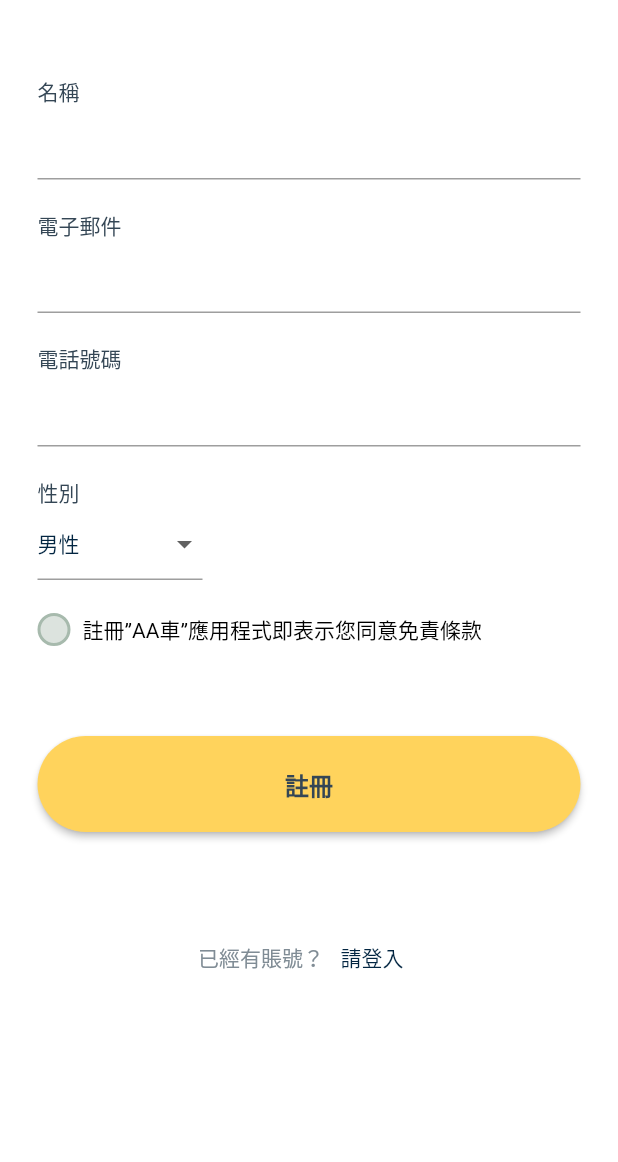
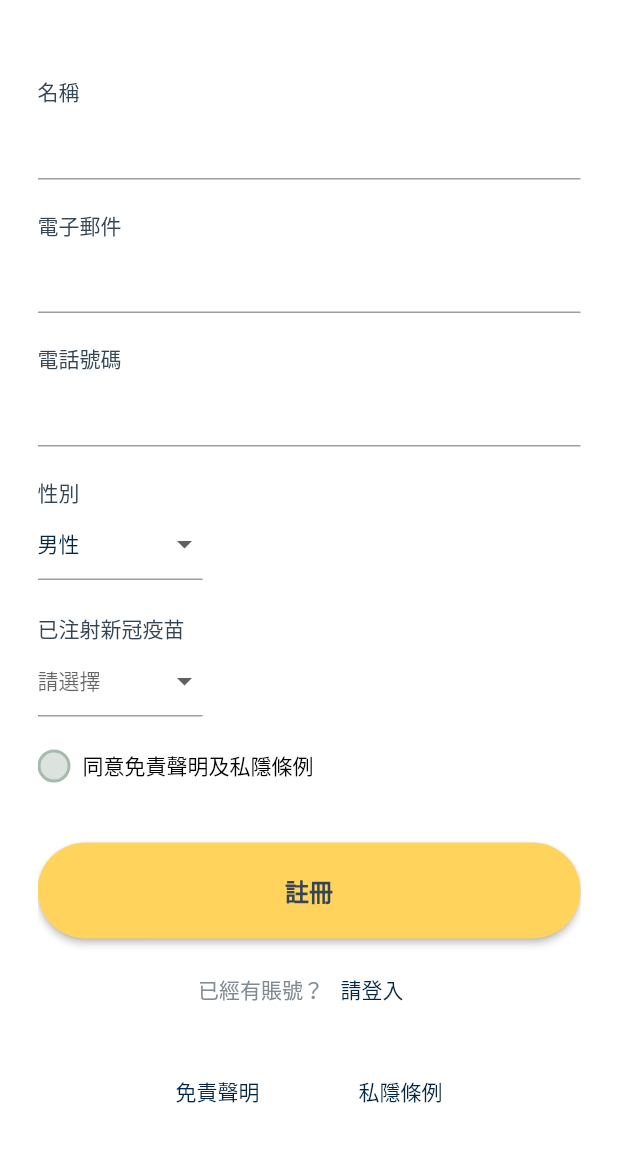
Before and after one commit to ovidiumunteanu/hk_flutter_sharecab, a Flutter app: the Register screen opened directly, on a phone screen of 412 x 824 dp, the part 68-1230 px from its top. Run offline on Flutter 3.47's test engine with Material 2 defaults, Android fonts, the phone set to English and light mode, and no system bars; our stand-ins replace cloud_firestore, curved_navigation_bar, dotted_line, firebase_auth, firebase_messaging, flutter_spinkit and 7 more; missing offline and left inert: dart:ffi, geocoder, keyboard_visibility; accounts and stored records are empty; project files that could hold a hidden picture were left out.

Commit message:
ui work, term policy screen,

```diff
--- a/lib/screens/authenticate/phoneverify.dart
+++ b/lib/screens/authenticate/phoneverify.dart
@@ -17,6 +17,7 @@ class PhoneVerify extends StatefulWidget {
   String userName;
   String email;
   String sex;
+  String covid;
   int forceCodeResend = -1;
   PhoneVerify(
       {this.PhoneNumber,
@@ -24,6 +25,7 @@ class PhoneVerify extends StatefulWidget {
       this.userName,
       this.email,
       this.sex,
+      this.covid,
       this.forceCodeResend});
   @override
   _PhoneVerifyState createState() => _PhoneVerifyState();
@@ -139,7 +141,9 @@ class _PhoneVerifyState extends State<PhoneVerify> {
                 email: widget.email,
                 phone: widget.PhoneNumber,
                 name: widget.userName,
-                sex: widget.sex);
+                sex: widget.sex,
+                covid: widget.covid
+                );
             Navigator.pop(context);
           }
         }
--- a/lib/screens/authenticate/register.dart
+++ b/lib/screens/authenticate/register.dart
@@ -3,6 +3,7 @@ import 'package:flutter/services.dart';
 import 'package:firebase_auth/firebase_auth.dart';
 import 'package:progress_dialog/progress_dialog.dart';
 import 'package:shareacab/main.dart';
+import 'package:shareacab/screens/term_policy/term_policy.dart';
 import 'package:shareacab/services/auth.dart';
 import 'package:shareacab/services/database.dart';
 import 'package:shareacab/shared/loading.dart';
@@ -34,9 +35,14 @@ class _RegisterState extends State<Register> {
   String email = '';
   String name = '';
   String sex = '男性';
+  String covid;
   String verify = '';
 
-  final List<String> _sex = [ '男性', '女性',];
+  final List<String> _sex = [
+    '男性',
+    '女性',
+  ];
+  final List<String> _covid = ['已注射第一針', '已注射第二針', '已注射第三針'];
 
   bool isPolicyChecked = false;
 
@@ -247,6 +253,28 @@ class _RegisterState extends State<Register> {
                                   height: 20,
                                 ),
                                 Row(
+                                  mainAxisAlignment: MainAxisAlignment.start,
+                                  children: [
+                                    SizedBox(
+                                      width: 110,
+                                      child: DropdownInput(
+                                        label: '已注射新冠疫苗',
+                                        hint: '請選擇',
+                                        curItem: covid,
+                                        items: _covid,
+                                        onChange: (newValue) {
+                                          setState(() {
+                                            covid = newValue;
+                                          });
+                                        },
+                                      ),
+                                    )
+                                  ],
+                                ),
+                                SizedBox(
+                                  height: 20,
+                                ),
+                                Row(
                                     mainAxisAlignment: MainAxisAlignment.start,
                                     children: [
                                       InkWell(
@@ -282,7 +310,7 @@ class _RegisterState extends State<Register> {
                                                 width: 8,
                                               ),
                                               Text(
-                                                '註冊”AA車”應用程式即表示您同意免責條款',
+                                                '同意免責聲明及私隱條例',
                                                 style: TextStyle(
                                                     fontSize: 14,
                                                     color: Colors.black),
@@ -290,7 +318,7 @@ class _RegisterState extends State<Register> {
                                             ],
                                           )),
                                     ]),
-                                SizedBox(height: 60.0),
+                                SizedBox(height: 40.0),
                                 MainBtn(
                                   label: '註冊',
                                   height: 64,
@@ -298,7 +326,7 @@ class _RegisterState extends State<Register> {
                                     onRegister();
                                   },
                                 ),
-                                SizedBox(height: 60.0),
+                                SizedBox(height: 10.0),
                                 Row(
                                   mainAxisAlignment: MainAxisAlignment.center,
                                   children: [
@@ -325,6 +353,47 @@ class _RegisterState extends State<Register> {
                                   ],
                                 ),
                                 SizedBox(height: 20.0),
+                                Row(
+                                  mainAxisAlignment: MainAxisAlignment.center,
+                                  children: [
+                                    TextButton(
+                                        onPressed: () {
+                                         Navigator.push(
+                                              context,
+                                              MaterialPageRoute(
+                                                  builder: (context) =>
+                                                      TermPolicy(
+                                                          isTerm: true)));
+                                        },
+                                        child: Text(
+                                          '免責聲明',
+                                          style: TextStyle(
+                                            fontSize: 14,
+                                            fontWeight: FontWeight.w500,
+                                            color: text_color1,
+                                          ),
+                                        )),
+                                    SizedBox(width: 50.0),
+                                    TextButton(
+                                        onPressed: () {
+                                          Navigator.push(
+                                              context,
+                                              MaterialPageRoute(
+                                                  builder: (context) =>
+                                                      TermPolicy(
+                                                          isTerm: false)));
+                                        },
+                                        child: Text(
+                                          '私隱條例',
+                                          style: TextStyle(
+                                            fontSize: 14,
+                                            fontWeight: FontWeight.w500,
+                                            color: text_color1,
+                                          ),
+                                        ))
+                                  ],
+                                ),
+                                SizedBox(height: 20.0),
                               ],
                             ),
                           ),
--- a/lib/screens/tripslist.dart
+++ b/lib/screens/tripslist.dart
@@ -118,6 +118,7 @@ class _TripsListState extends State<TripsList>
                         final docData = snapshot.data.documents[index];
                         final docId = docData.documentID;
 
+                        final transportation = docData.data['transportation'];
                         final departure = docData.data['departure'];
                         final destination = docData.data['destination'];
                         final departure_location =
@@ -157,6 +158,7 @@ class _TripsListState extends State<TripsList>
                                 margin: EdgeInsets.symmetric(
                                     vertical: 2, horizontal: 0),
                                 child: TripItem(
+                                  transportation: transportation,
                                   departure:
                                       departure, // snapshot.data.documents[index].data['departure'],
                                   destination:
--- a/lib/services/auth.dart
+++ b/lib/services/auth.dart
@@ -36,9 +36,9 @@ class AuthService {
     await result.user.sendEmailVerification();
   }
 
-  Future<void> registerUser({String userid, String email, String phone, String name, String sex}) async {
+  Future<void> registerUser({String userid, String email, String phone, String name, String sex, String covid}) async {
     // creating a new document for user
-    await DatabaseService(uid: userid).enterUserData(name: name, mobileNumber: phone, email: email, sex: sex);
+    await DatabaseService(uid: userid).enterUserData(name: name, mobileNumber: phone, email: email, sex: sex, covid: covid);
   }
 
   Future<void> updateUser({String userid, String email, String phone, String name, String sex}) async {
--- a/lib/services/database.dart
+++ b/lib/services/database.dart
@@ -22,12 +22,13 @@ class DatabaseService {
 
   // Enter user data (W=1, R=0)
   Future enterUserData(
-      {String name, String mobileNumber, String email, String sex}) async {
+      {String name, String mobileNumber, String email, String sex, String covid}) async {
     return await userDetails.document(uid).setData({
       'name': name,
       'mobileNumber': mobileNumber,
       'email': email,
       'sex': sex,
+      'covid' : covid
     });
   }
 
--- a/pubspec.yaml
+++ b/pubspec.yaml
@@ -67,6 +67,7 @@ flutter:
     - assets/images/marker_icon.png
     - assets/images/logo_car.png
     - assets/images/logo_qq.png
+    - assets/images/covid.png
     - assets/images/splash1.png
     - assets/images/logo_full_qq.png
     - assets/svgs/logo.svg
```
Also changed, not shown: lib/components/TripItem.dart (+91 -33 lines), lib/screens/term_policy/term_policy.dart (added, +72 -0 lines), assets/images/covid.png (added).
